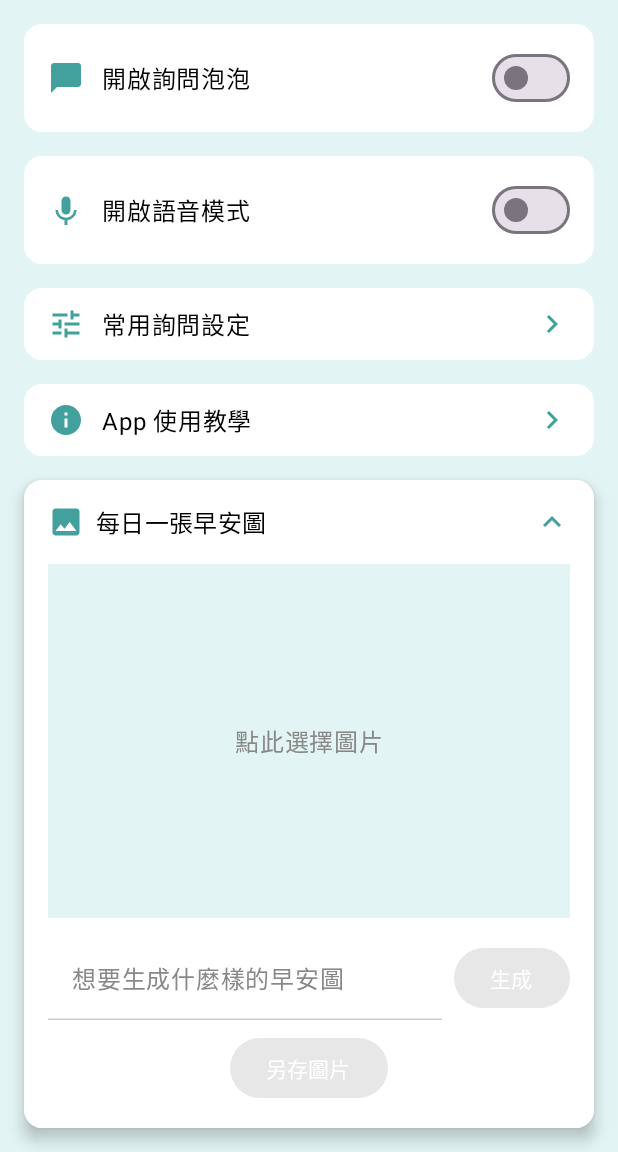
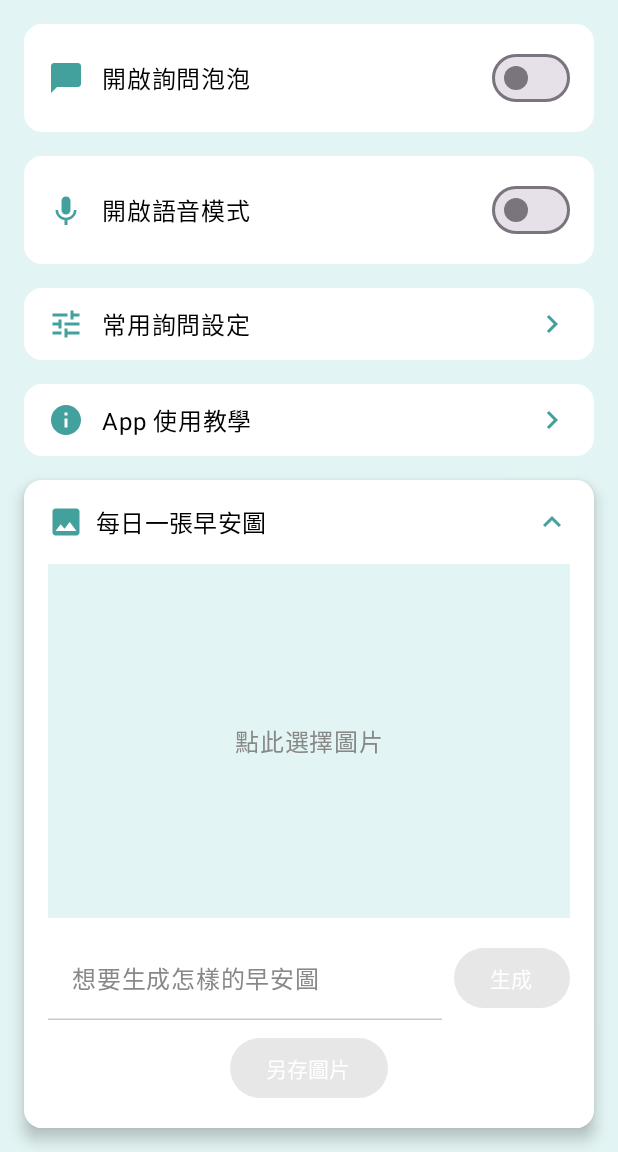
Before and after one commit to harry0816web/GrandmaHelper, an Android app built with Jetpack Compose: the screen it shows after launch (MainActivity), after a tap on "每日一張早安圖", on a phone screen of 412 x 824 dp, the part 84-1236 px from its top. Run offline under Robolectric (Android 15) with nearby library versions, the phone set to English and light mode, and no system bars.

Commit message:
change text

```diff
--- a/app/src/main/java/com/example/bubbleassistant/SettingScreen.kt
+++ b/app/src/main/java/com/example/bubbleassistant/SettingScreen.kt
@@ -222,7 +222,7 @@ fun SettingsScreen(
                             TextField(
                                 value = prompt,
                                 onValueChange = { prompt = it },
-                                placeholder = { Text("想要生成什麼樣的早安圖") },
+                                placeholder = { Text("想要生成怎樣的早安圖") },
                                 singleLine = true,
                                 modifier = Modifier
                                     .weight(1f)
```
